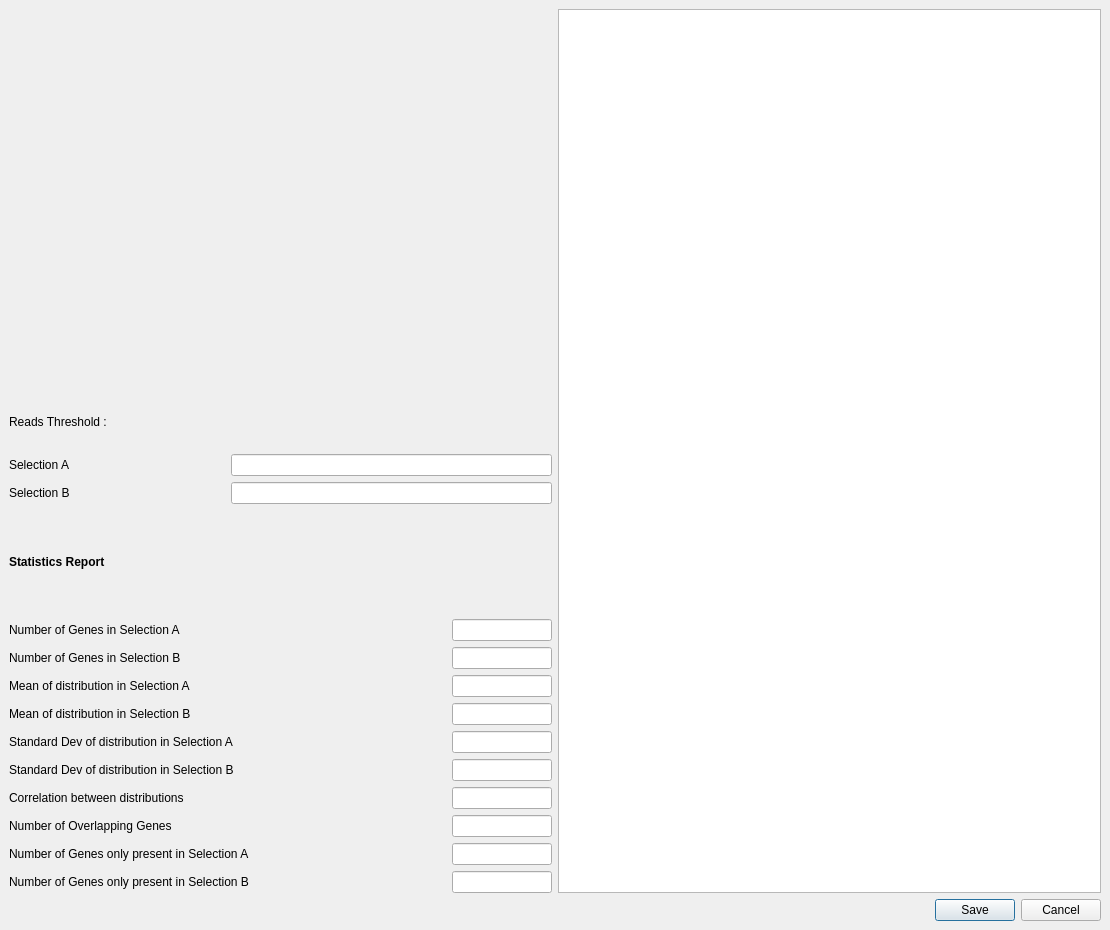
Before: the Qt Designer form assets/ui/ddaWidget.ui in jfnavarro/st_viewer, drawn with Qt 5.
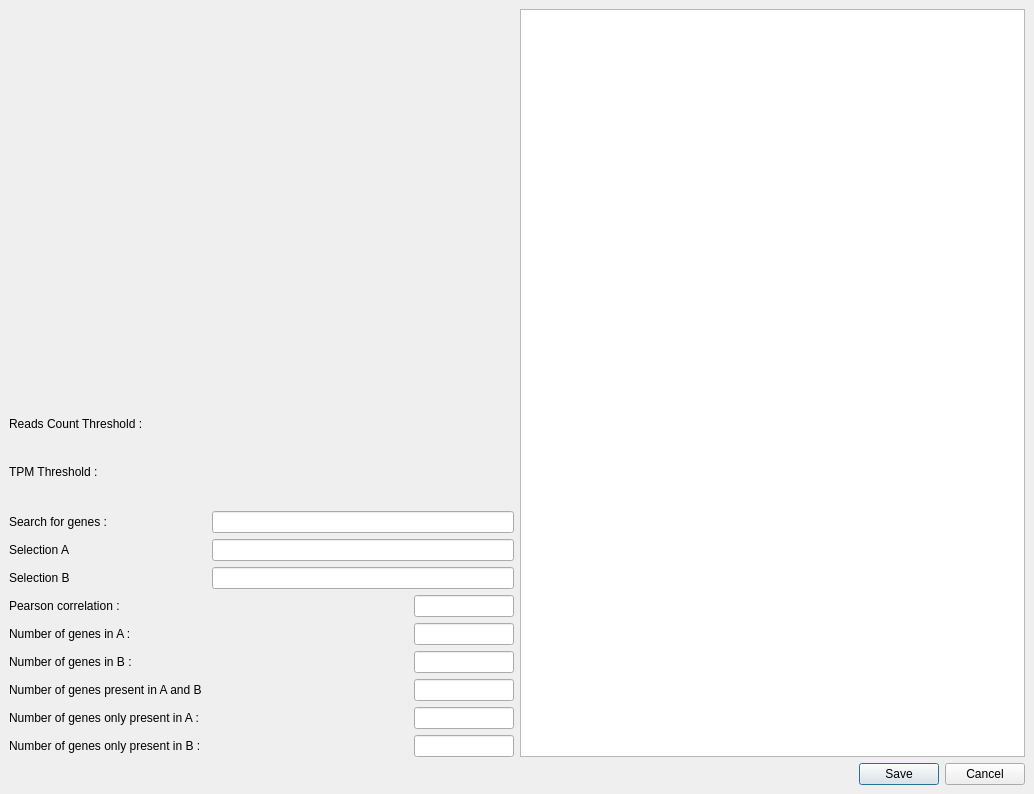
After: the same form once the commit is applied. Custom widgets are drawn as their Qt base class.

Commit message: Improved rendering code Adjust legend so it changes numbers with gene/reads threshold Some improvemends in the DEA Fixed some bugs with the thresholds Removed async rendering data computation Restored OpenGLFunctions for compatibility reasons Replaced table in DEA to fix some bugs Fixed a bug in selections table in the sorting of columns Added search box for DEA table Fixed a bug in the DEA threholds Fixed a bug in the minimum value for genes threshold

What changed in the file:
```diff
--- a/assets/ui/ddaWidget.ui
+++ b/assets/ui/ddaWidget.ui
@@ -9,8 +9,8 @@
    <rect>
     <x>0</x>
     <y>0</y>
-    <width>1110</width>
-    <height>930</height>
+    <width>1034</width>
+    <height>794</height>
    </rect>
   </property>
   <property name="windowTitle">
@@ -45,8 +45,8 @@
        <rect>
         <x>0</x>
         <y>0</y>
-        <width>1110</width>
-        <height>930</height>
+        <width>1019</width>
+        <height>821</height>
        </rect>
       </property>
       <layout class="QVBoxLayout" name="verticalLayout_2">
@@ -69,93 +69,29 @@
              <item>
               <widget class="QLabel" name="label_6">
                <property name="text">
-                <string>Reads Threshold :</string>
+                <string>Reads Count Threshold :</string>
                </property>
               </widget>
              </item>
              <item>
-              <widget class="SpinBoxSlider" name="tpmThreshold" native="true"/>
+              <widget class="SpinBoxSlider" name="readsThreshold" native="true"/>
+             </item>
+             <item>
+              <widget class="QLabel" name="label_8">
+               <property name="text">
+                <string>TPM Threshold :</string>
+               </property>
+              </widget>
+             </item>
+             <item>
+              <widget class="SpinBoxSlider" name="tpmsThreshold" native="true"/>
              </item>
             </layout>
            </item>
            <item>
             <layout class="QGridLayout" name="gridLayout">
-             <item row="1" column="0">
-              <widget class="QLabel" name="label_5">
-               <property name="text">
-                <string>Selection B</string>
-               </property>
-              </widget>
-             </item>
-             <item row="4" column="0">
-              <widget class="QLabel" name="label_3">
-               <property name="text">
-                <string>Number of Genes in Selection B</string>
-               </property>
-              </widget>
-             </item>
-             <item row="0" column="0">
-              <widget class="QLabel" name="label_4">
-               <property name="text">
-                <string>Selection A </string>
-               </property>
-              </widget>
-             </item>
-             <item row="9" column="0">
-              <widget class="QLabel" name="label_14">
-               <property name="text">
-                <string>Correlation between distributions</string>
-               </property>
-              </widget>
-             </item>
-             <item row="12" column="0" colspan="2">
-              <widget class="QLabel" name="label_21">
-               <property name="text">
-                <string>Number of Genes only present in Selection B</string>
-               </property>
-              </widget>
-             </item>
-             <item row="8" column="2">
-              <widget class="QLineEdit" name="stdDevSelectionB">
-               <property name="maximumSize">
-                <size>
-                 <width>100</width>
-                 <height>16777215</height>
-                </size>
-               </property>
-               <property name="alignment">
-                <set>Qt::AlignRight|Qt::AlignTrailing|Qt::AlignVCenter</set>
-               </property>
-               <property name="readOnly">
-                <bool>true</bool>
-               </property>
-              </widget>
-             </item>
-             <item row="11" column="0" colspan="2">
-              <widget class="QLabel" name="label_18">
-               <property name="text">
-                <string>Number of Genes only present in Selection A</string>
-               </property>
-              </widget>
-             </item>
-             <item row="5" column="2">
-              <widget class="QLineEdit" name="meanSelectionA">
-               <property name="maximumSize">
-                <size>
-                 <width>100</width>
-                 <height>16777215</height>
-                </size>
-               </property>
-               <property name="alignment">
-                <set>Qt::AlignRight|Qt::AlignTrailing|Qt::AlignVCenter</set>
-               </property>
-               <property name="readOnly">
-                <bool>true</bool>
-               </property>
-              </widget>
-             </item>
              <item row="3" column="2">
-              <widget class="QLineEdit" name="numGenesSelectionA">
+              <widget class="QLineEdit" name="correlation">
                <property name="maximumSize">
                 <size>
                  <width>100</width>
@@ -170,14 +106,8 @@
                </property>
               </widget>
              </item>
-             <item row="11" column="2">
-              <widget class="QLineEdit" name="genesOnlyA">
-               <property name="maximumSize">
-                <size>
-                 <width>100</width>
-                 <height>16777215</height>
-                </size>
-               </property>
+             <item row="2" column="1" colspan="2">
+              <widget class="QLineEdit" name="selectionB">
                <property name="alignment">
                 <set>Qt::AlignRight|Qt::AlignTrailing|Qt::AlignVCenter</set>
                </property>
@@ -186,15 +116,8 @@
                </property>
               </widget>
              </item>
-             <item row="7" column="0" colspan="2">
-              <widget class="QLabel" name="label_12">
-               <property name="text">
-                <string>Standard Dev of distribution in Selection A</string>
-               </property>
-              </widget>
-             </item>
-             <item row="4" column="2">
-              <widget class="QLineEdit" name="numGenesSelectionB">
+             <item row="8" column="2">
+              <widget class="QLineEdit" name="overlappingGenes">
                <property name="maximumSize">
                 <size>
                  <width>100</width>
@@ -209,44 +132,28 @@
                </property>
               </widget>
              </item>
-             <item row="6" column="0">
-              <widget class="QLabel" name="label_9">
-               <property name="text">
-                <string>Mean of distribution in Selection B</string>
-               </property>
-              </widget>
-             </item>
              <item row="5" column="0">
-              <widget class="QLabel" name="label_7">
+              <widget class="QLabel" name="label_2">
                <property name="text">
-                <string>Mean of distribution in Selection A</string>
+                <string>Number of genes in A :</string>
                </property>
               </widget>
              </item>
-             <item row="7" column="2">
-              <widget class="QLineEdit" name="stdDevSelectionA">
-               <property name="maximumSize">
-                <size>
-                 <width>100</width>
-                 <height>16777215</height>
-                </size>
+             <item row="3" column="0">
+              <widget class="QLabel" name="label_14">
+               <property name="text">
+                <string>Pearson correlation :</string>
                </property>
-               <property name="alignment">
-                <set>Qt::AlignRight|Qt::AlignTrailing|Qt::AlignVCenter</set>
-               </property>
-               <property name="readOnly">
-                <bool>true</bool>
-               </property>
               </widget>
              </item>
-             <item row="10" column="0">
+             <item row="8" column="0">
               <widget class="QLabel" name="label_16">
                <property name="text">
-                <string>Number of Overlapping Genes</string>
+                <string>Number of genes present in A and B</string>
                </property>
               </widget>
              </item>
-             <item row="12" column="2">
+             <item row="10" column="2">
               <widget class="QLineEdit" name="genesOnlyB">
                <property name="maximumSize">
                 <size>
@@ -262,18 +169,8 @@
                </property>
               </widget>
              </item>
-             <item row="0" column="1" colspan="2">
-              <widget class="QLineEdit" name="selectionA">
-               <property name="alignment">
-                <set>Qt::AlignRight|Qt::AlignTrailing|Qt::AlignVCenter</set>
-               </property>
-               <property name="readOnly">
-                <bool>true</bool>
-               </property>
-              </widget>
-             </item>
              <item row="9" column="2">
-              <widget class="QLineEdit" name="correlation">
+              <widget class="QLineEdit" name="genesOnlyA">
                <property name="maximumSize">
                 <size>
                  <width>100</width>
@@ -289,7 +186,7 @@
               </widget>
              </item>
              <item row="1" column="1" colspan="2">
-              <widget class="QLineEdit" name="selectionB">
+              <widget class="QLineEdit" name="selectionA">
                <property name="alignment">
                 <set>Qt::AlignRight|Qt::AlignTrailing|Qt::AlignVCenter</set>
                </property>
@@ -298,71 +195,93 @@
                </property>
               </widget>
              </item>
+             <item row="6" column="2">
+              <widget class="QLineEdit" name="numGenesSelectionB">
+               <property name="maximumSize">
+                <size>
+                 <width>100</width>
+                 <height>16777215</height>
+                </size>
+               </property>
+               <property name="alignment">
+                <set>Qt::AlignRight|Qt::AlignTrailing|Qt::AlignVCenter</set>
+               </property>
+               <property name="readOnly">
+                <bool>true</bool>
+               </property>
+              </widget>
+             </item>
+             <item row="10" column="0" colspan="2">
+              <widget class="QLabel" name="label_21">
+               <property name="text">
+                <string>Number of genes only present in B :</string>
+               </property>
+              </widget>
+             </item>
              <item row="2" column="0">
+              <widget class="QLabel" name="label_5">
+               <property name="text">
+                <string>Selection B</string>
+               </property>
+              </widget>
+             </item>
+             <item row="1" column="0">
+              <widget class="QLabel" name="label_4">
+               <property name="text">
+                <string>Selection A </string>
+               </property>
+              </widget>
+             </item>
+             <item row="6" column="0">
+              <widget class="QLabel" name="label_3">
+               <property name="text">
+                <string>Number of genes in B :</string>
+               </property>
+              </widget>
+             </item>
+             <item row="9" column="0" colspan="2">
+              <widget class="QLabel" name="label_18">
+               <property name="text">
+                <string>Number of genes only present in A :</string>
+               </property>
+              </widget>
+             </item>
+             <item row="5" column="2">
+              <widget class="QLineEdit" name="numGenesSelectionA">
+               <property name="maximumSize">
+                <size>
+                 <width>100</width>
+                 <height>16777215</height>
+                </size>
+               </property>
+               <property name="alignment">
+                <set>Qt::AlignRight|Qt::AlignTrailing|Qt::AlignVCenter</set>
+               </property>
+               <property name="readOnly">
+                <bool>true</bool>
+               </property>
+              </widget>
+             </item>
+             <item row="0" column="0">
               <widget class="QLabel" name="label">
-               <property name="font">
-                <font>
-                 <weight>75</weight>
-                 <bold>true</bold>
-                </font>
-               </property>
                <property name="text">
-                <string>Statistics Report</string>
+                <string>Search for genes :</string>
                </property>
               </widget>
              </item>
-             <item row="6" column="2">
-              <widget class="QLineEdit" name="meanSelectionB">
-               <property name="maximumSize">
-                <size>
-                 <width>100</width>
-                 <height>16777215</height>
-                </size>
-               </property>
-               <property name="alignment">
-                <set>Qt::AlignRight|Qt::AlignTrailing|Qt::AlignVCenter</set>
-               </property>
-               <property name="readOnly">
+             <item row="0" column="1" colspan="2">
+              <widget class="QLineEdit" name="geneSearch">
+               <property name="clearButtonEnabled">
                 <bool>true</bool>
                </property>
               </widget>
              </item>
-             <item row="8" column="0" colspan="2">
-              <widget class="QLabel" name="label_13">
-               <property name="text">
-                <string>Standard Dev of distribution in Selection B</string>
-               </property>
-              </widget>
-             </item>
-             <item row="10" column="2">
-              <widget class="QLineEdit" name="overlappingGenes">
-               <property name="maximumSize">
-                <size>
-                 <width>100</width>
-                 <height>16777215</height>
-                </size>
-               </property>
-               <property name="alignment">
-                <set>Qt::AlignRight|Qt::AlignTrailing|Qt::AlignVCenter</set>
-               </property>
-               <property name="readOnly">
-                <bool>true</bool>
-               </property>
-              </widget>
-             </item>
-             <item row="3" column="0">
-              <widget class="QLabel" name="label_2">
-               <property name="text">
-                <string>Number of Genes in Selection A</string>
-               </property>
-              </widget>
-             </item>
             </layout>
            </item>
           </layout>
          </item>
          <item>
-          <widget class="QTableWidget" name="tableWidget">
+          <widget class="GeneSelectionDEATableView" name="tableView">
            <property name="toolTip">
             <string/>
            </property>
@@ -381,10 +300,10 @@
            <property name="sortingEnabled">
             <bool>true</bool>
            </property>
-           <attribute name="horizontalHeaderShowSortIndicator" stdset="0">
-            <bool>true</bool>
+           <attribute name="verticalHeaderVisible">
+            <bool>false</bool>
            </attribute>
-           <attribute name="horizontalHeaderStretchLastSection">
+           <attribute name="verticalHeaderCascadingSectionResizes">
             <bool>true</bool>
            </attribute>
           </widget>
@@ -415,6 +334,11 @@
    <header>customWidgets/SpinBoxSlider.h</header>
    <container>1</container>
   </customwidget>
+  <customwidget>
+   <class>GeneSelectionDEATableView</class>
+   <extends>QTableView</extends>
+   <header>viewTables/GeneSelectionDEATableView.h</header>
+  </customwidget>
  </customwidgets>
  <resources/>
  <connections/>
```
Left out of the diff: 5 changed lines with no effect on the pictures. The commit also changes 37 other files.
